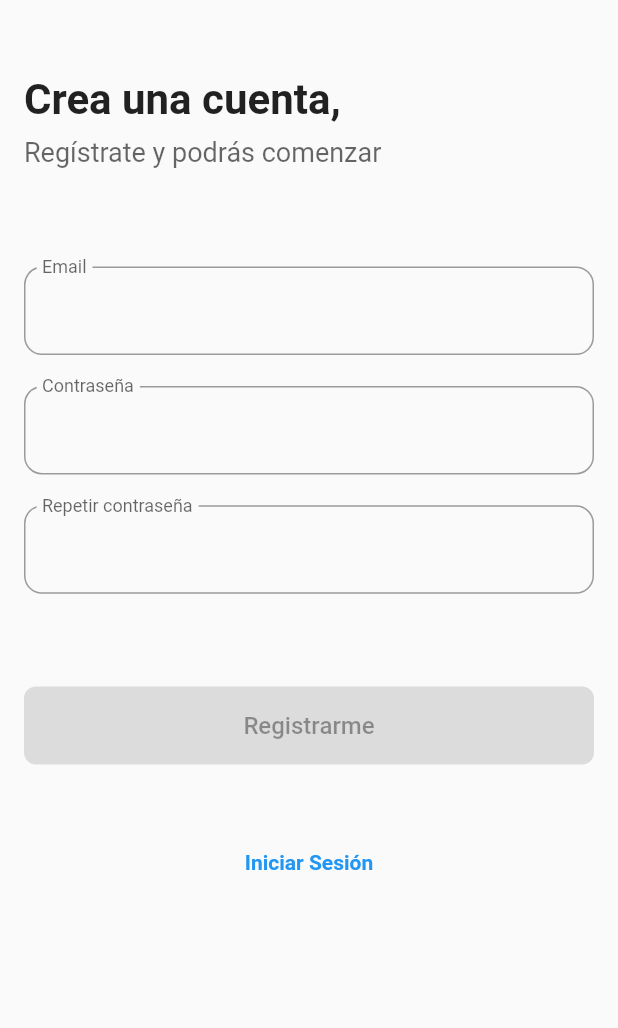
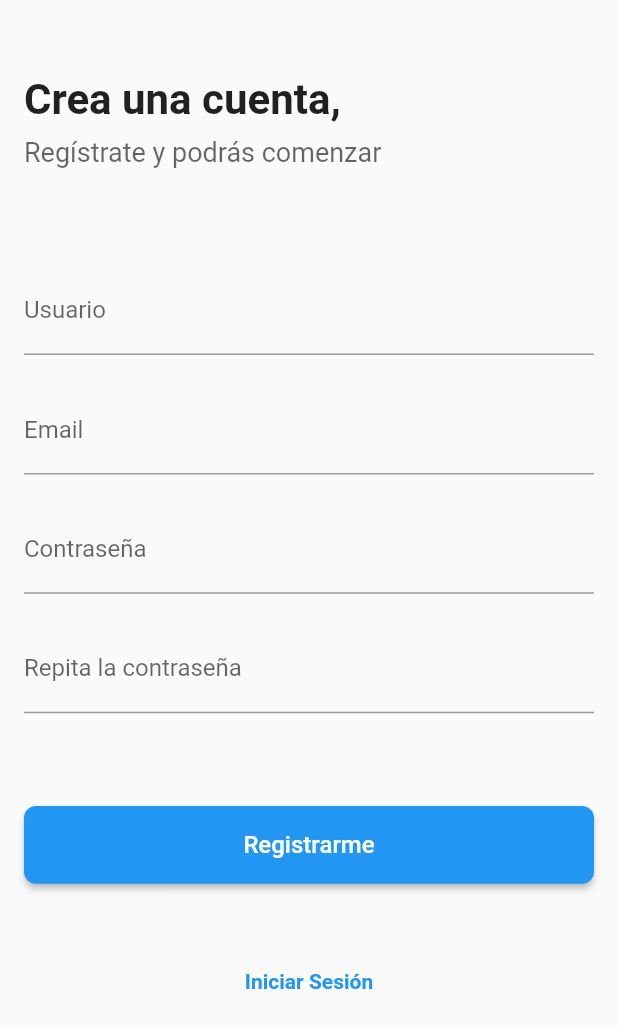
Before and after one commit to JesusCCs/ProyectoFinalFlutter, a Flutter app: the RegisterScreen screen opened directly, on a phone screen of 412 x 824 dp. Shown: the top 1028 px of the screen. Run offline on Flutter 3.47's test engine with Material 2 defaults, Android fonts, the phone set to English and light mode, and no system bars; drawn by our look-alikes of flutter_form_builder; our stand-ins replace cool_alert, dio, flutter_secure_storage, flutter_spinkit; accounts and stored records are empty.

Commit message:
Completada ventana de registro

```diff
--- a/mobile_app/lib/_services/_base.dart
+++ b/mobile_app/lib/_services/_base.dart
@@ -16,12 +16,12 @@ abstract class Base {
         },
         onResponse:(response,handler) {
           print("RESPONSE--");
-          print(response);
+          print(response.data);
           return handler.next(response);
         },
         onError: (DioError e, handler) {
           print("ERROR--");
-          print(e);
+          print(e.response);
           return  handler.next(e);
         }
     ));
--- a/mobile_app/lib/pantallas/auth/login_screen.dart
+++ b/mobile_app/lib/pantallas/auth/login_screen.dart
@@ -1,4 +1,3 @@
-import 'package:cool_alert/cool_alert.dart';
 import 'package:flutter/material.dart';
 import 'package:flutter_form_builder/flutter_form_builder.dart';
 import 'package:mobile_app/_componentes/form_button.dart';
@@ -79,6 +78,7 @@ class _LoginScreenState extends State<LoginScreen> {
                   decoration: InputDecoration(
                     labelText: 'Contraseña',
                   ),
+                  obscureText: true,
                   validator: FormBuilderValidators.compose([
                     FormBuilderValidators.required(context),
                     FormBuilderValidators.minLength(context, 5)
--- a/mobile_app/lib/pantallas/auth/register_screen.dart
+++ b/mobile_app/lib/pantallas/auth/register_screen.dart
@@ -1,8 +1,10 @@
+import 'package:cool_alert/cool_alert.dart';
 import 'package:flutter/cupertino.dart';
 import 'package:flutter/material.dart';
+import 'package:flutter_form_builder/flutter_form_builder.dart';
 import 'package:mobile_app/_componentes/form_button.dart';
-import 'package:mobile_app/_componentes/input_field.dart';
 import 'package:mobile_app/_componentes/navigation_link.dart';
+import 'package:mobile_app/_services/auth_service.dart';
 import 'package:mobile_app/pantallas/auth/login_screen.dart';
 
 class RegisterScreen extends StatefulWidget {
@@ -11,67 +13,128 @@ class RegisterScreen extends StatefulWidget {
 }
 
 class _RegisterScreenState extends State<RegisterScreen> {
+  final _formKey = GlobalKey<FormBuilderState>();
+
+  String? _emailError;
+  String? _userError;
+
+  submit() async {
+    final isValid = _formKey.currentState!.saveAndValidate();
+
+    if (!isValid) return;
+
+    setState(() => {_emailError = null, _userError = null});
+
+    final username = _formKey.currentState!.fields['username']!.value;
+    final email = _formKey.currentState!.fields['email']!.value;
+    final pass = _formKey.currentState!.fields['pass']!.value;
+    final confirmPass = _formKey.currentState!.fields['confirmPass']!.value;
+
+    final isCreated =
+        await AuthService.create(username, email, pass, confirmPass);
+
+    if (!isCreated) return;
+
+    FocusScope.of(context).unfocus();
+
+    _formKey.currentState!.reset();
+
+    CoolAlert.show(
+        context: context,
+        type: CoolAlertType.success,
+        title: "¡Cuenta creada!",
+        text:
+            "Ahora solo falta que confirmes tu email mediante el correo que te hemos enviado",
+        onConfirmBtnTap: () => Navigator.push(context,MaterialPageRoute(
+              builder: (_) => LoginScreen(),
+            )));
+  }
+
   @override
   Widget build(BuildContext context) {
     double screenHeight = MediaQuery.of(context).size.height;
 
-    final emailController = TextEditingController();
-    final passwordController = TextEditingController();
-    final confirmPasswordController = TextEditingController();
-
-    // CoolAlert.show(
-    //   context: context,
-    //   type: CoolAlertType.success,
-    //   title: "¡Cuenta creada!",
-    //   text: "Ahora solo falta que confirmes tu email mediante el correo que te hemos enviado",
-    // );
-
     return Scaffold(
       body: Padding(
         padding: const EdgeInsets.symmetric(horizontal: 16),
+        child: FormBuilder(
+          key: _formKey,
+          autovalidateMode: AutovalidateMode.disabled,
           child: ListView(
             children: [
               Padding(
                   padding: EdgeInsets.only(top: 50.0),
                   child: Text(
                     "Crea una cuenta,",
-                  style: TextStyle(
-                    fontSize: 28,
-                    fontWeight: FontWeight.bold,
-                  ),
+                    style: TextStyle(fontSize: 28, fontWeight: FontWeight.bold),
                   )),
               Padding(
                   padding: EdgeInsets.symmetric(vertical: 8.0),
                   child: Text(
                     "Regístrate y podrás comenzar",
                     style: TextStyle(
-                    fontSize: 18,
-                    color: Colors.black.withOpacity(.6),
-                  ),
+                        fontSize: 18, color: Colors.black.withOpacity(.6)),
                   )),
               SizedBox(height: screenHeight * .07),
-            InputField(
-              labelText: "Email",
-              keyboardType: TextInputType.emailAddress,
-              controller: emailController,
+              FormBuilderTextField(
+                  name: 'username',
+                  decoration: InputDecoration(
+                      labelText: 'Usuario', errorText: _userError),
+                  validator: FormBuilderValidators.compose([
+                    FormBuilderValidators.required(context),
+                    FormBuilderValidators.minLength(context, 3)
+                  ])),
+              SizedBox(height: screenHeight * .025),
+              FormBuilderTextField(
+                  name: 'email',
+                  decoration: InputDecoration(
+                      labelText: 'Email', errorText: _emailError),
+                  validator: FormBuilderValidators.compose([
+                    FormBuilderValidators.required(context),
+                    FormBuilderValidators.minLength(context, 6),
+                    FormBuilderValidators.email(context)
+                  ])),
+              SizedBox(height: screenHeight * .025),
+              FormBuilderTextField(
+                  name: 'pass',
+                  decoration: InputDecoration(
+                    labelText: 'Contraseña',
                   ),
+                  obscureText: true,
+                  validator: FormBuilderValidators.compose([
+                    FormBuilderValidators.required(context),
+                    FormBuilderValidators.minLength(context, 5),
+                    (val) {
+                      if (val !=
+                          _formKey.currentState!.fields['confirmPass']!.value)
+                        return 'Las contraseñas no coinciden';
+                      return null;
+                    }
+                  ])),
               SizedBox(height: screenHeight * .025),
-            InputField(
-                labelText: "Contraseña",
+              FormBuilderTextField(
+                  name: 'confirmPass',
+                  decoration: InputDecoration(
+                    labelText: 'Repita la contraseña',
+                  ),
                   obscureText: true,
-                controller: passwordController),
-            SizedBox(height: screenHeight * .025),
-            InputField(
-                labelText: "Repetir contraseña",
-                obscureText: true,
-                controller: confirmPasswordController),
+                  validator: FormBuilderValidators.compose([
+                    FormBuilderValidators.required(context),
+                    FormBuilderValidators.minLength(context, 5),
+                    (val) {
+                      if (val != _formKey.currentState!.fields['pass']!.value)
+                        return 'Las contraseñas no coinciden';
+                      return null;
+                    }
+                  ])),
               SizedBox(height: screenHeight * .075),
-            FormButton(text: "Registrarme"),
+              FormButton(text: "Registrarme", onPressed: () => submit()),
               SizedBox(height: screenHeight * .05),
               NavigationLink(text: 'Iniciar Sesión', screen: LoginScreen())
             ],
           ),
         ),
+      ),
     );
   }
 }
```
Lines whose indentation alone changed are shown as unchanged.
